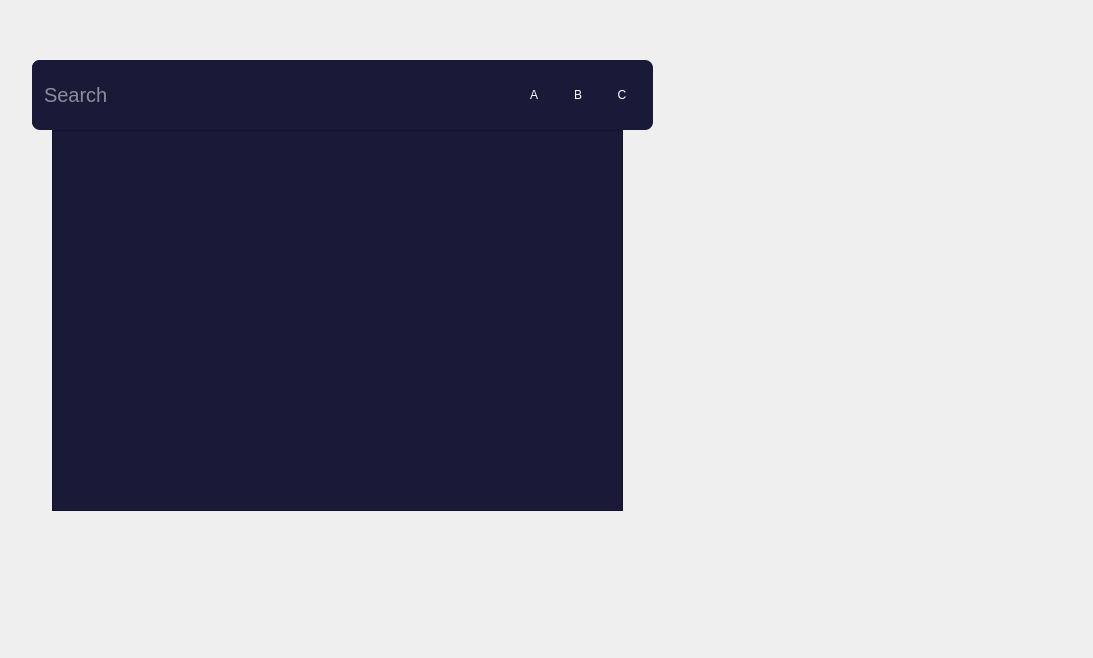
First picture: the form in mainwindow.ui, repository EVOL4/FileHound, before the edit.
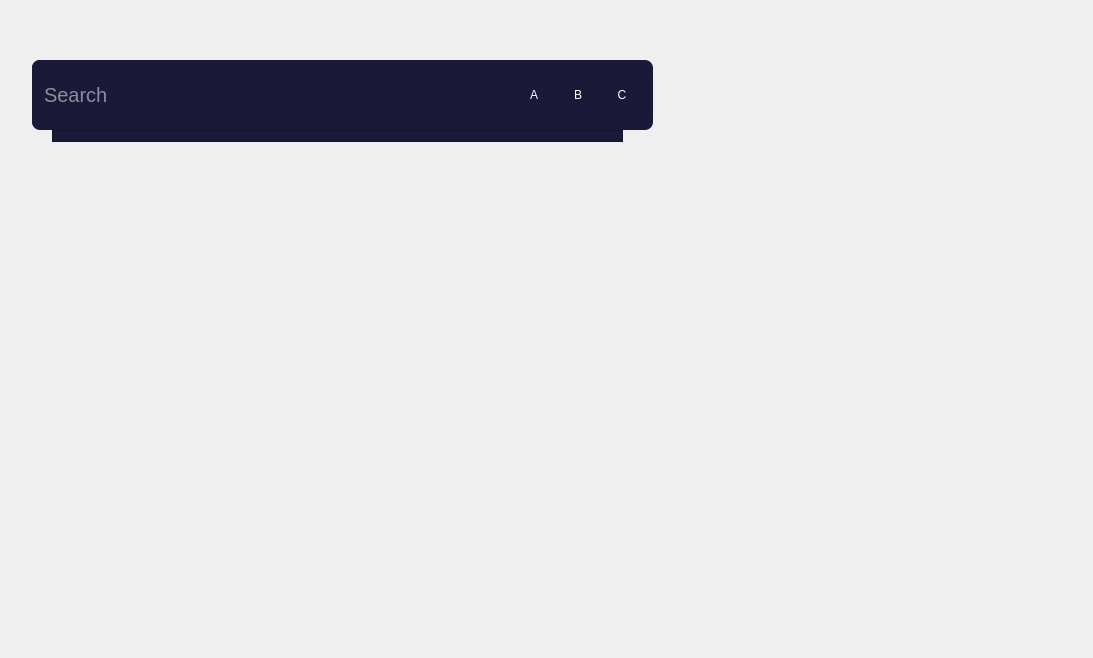
Second picture: the form after the edit. Custom widgets are drawn as their Qt base class.

```diff
--- a/mainwindow.ui
+++ b/mainwindow.ui
@@ -23,7 +23,7 @@
       <x>52</x>
       <y>130</y>
       <width>571</width>
-      <height>381</height>
+      <height>12</height>
      </rect>
     </property>
     <property name="styleSheet">
```
Left out of the diff: 6 changed lines with no effect on the pictures.
